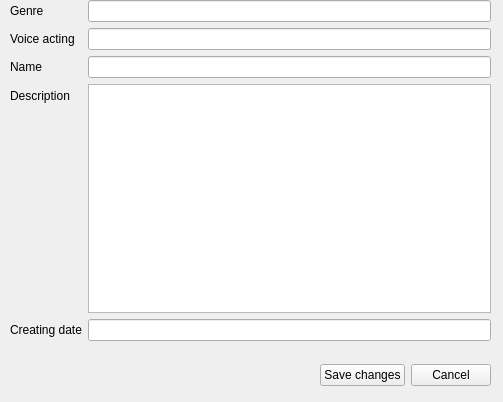
LevKostychenko/CourceWork, file CourseWorkOOP/EditAnimeModalWindow.ui: the form before one commit.
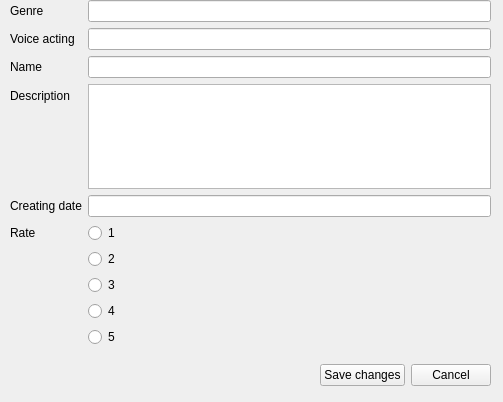
The form after the commit.

```diff
--- a/CourseWorkOOP/EditAnimeModalWindow.ui
+++ b/CourseWorkOOP/EditAnimeModalWindow.ui
@@ -13,13 +13,13 @@
   <property name="windowTitle">
    <string>Form</string>
   </property>
-  <widget class="QWidget" name="">
+  <widget class="QWidget" name="layoutWidget">
    <property name="geometry">
     <rect>
      <x>10</x>
      <y>0</y>
      <width>481</width>
-     <height>341</height>
+     <height>347</height>
     </rect>
    </property>
    <layout class="QFormLayout" name="formLayout">
@@ -73,6 +73,48 @@
     <item row="5" column="1">
      <widget class="QLineEdit" name="dateEdit"/>
     </item>
+    <item row="10" column="1">
+     <widget class="QRadioButton" name="rate5">
+      <property name="text">
+       <string>5</string>
+      </property>
+     </widget>
+    </item>
+    <item row="6" column="1">
+     <widget class="QRadioButton" name="rate1">
+      <property name="text">
+       <string>1</string>
+      </property>
+     </widget>
+    </item>
+    <item row="7" column="1">
+     <widget class="QRadioButton" name="rate2">
+      <property name="text">
+       <string>2</string>
+      </property>
+     </widget>
+    </item>
+    <item row="8" column="1">
+     <widget class="QRadioButton" name="rate3">
+      <property name="text">
+       <string>3</string>
+      </property>
+     </widget>
+    </item>
+    <item row="9" column="1">
+     <widget class="QRadioButton" name="rate4">
+      <property name="text">
+       <string>4</string>
+      </property>
+     </widget>
+    </item>
+    <item row="6" column="0">
+     <widget class="QLabel" name="label_6">
+      <property name="text">
+       <string>Rate</string>
+      </property>
+     </widget>
+    </item>
    </layout>
   </widget>
   <widget class="QWidget" name="horizontalLayoutWidget">
```
